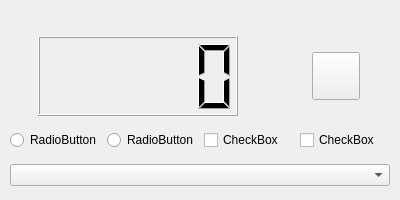
The window that ScreenRecorder/ScreenRecorder/ScreenRecorder.ui (ForSuhr/ScreenRecorder) describes before a commit, drawn with Qt 5.
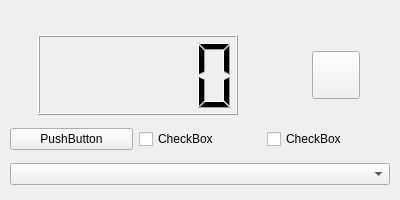
The same window after the commit.

Commit message: Add all sources to the combobox

```diff
--- a/ScreenRecorder/ScreenRecorder/ScreenRecorder.ui
+++ b/ScreenRecorder/ScreenRecorder/ScreenRecorder.ui
@@ -108,16 +108,9 @@
    <item>
     <layout class="QHBoxLayout" name="horizontalLayout">
      <item>
-      <widget class="QRadioButton" name="radioButton">
+      <widget class="QPushButton" name="btnSearch">
        <property name="text">
-        <string>RadioButton</string>
-       </property>
-      </widget>
-     </item>
-     <item>
-      <widget class="QRadioButton" name="radioButton_2">
-       <property name="text">
-        <string>RadioButton</string>
+        <string>PushButton</string>
        </property>
       </widget>
      </item>
```
Left out of the diff: 2 changed lines with no effect on the pictures. The commit also changes 4 other files.
